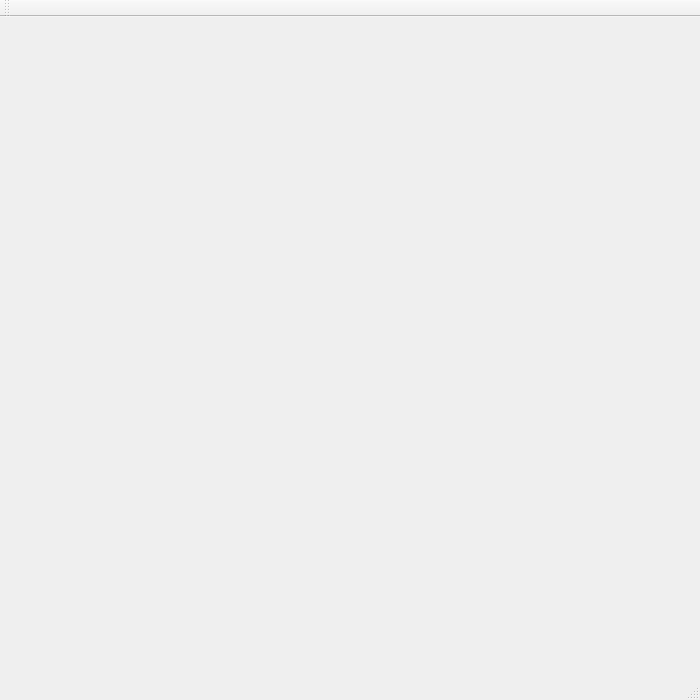
The window that PsoAnimationInQt/mainwindow.ui (daniellima32/psoAnimationInQt) describes before a commit, drawn with Qt 5.
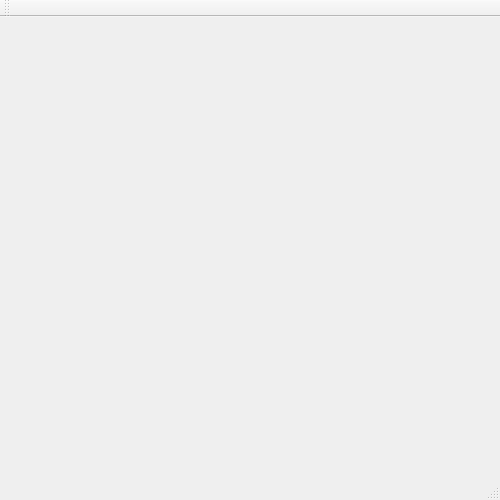
The same window after the commit.

```diff
--- a/PsoAnimationInQt/mainwindow.ui
+++ b/PsoAnimationInQt/mainwindow.ui
@@ -6,8 +6,8 @@
    <rect>
     <x>0</x>
     <y>0</y>
-    <width>700</width>
-    <height>700</height>
+    <width>500</width>
+    <height>500</height>
    </rect>
   </property>
   <property name="windowTitle">
```
Left out of the diff: 2 changed lines with no effect on the pictures.
